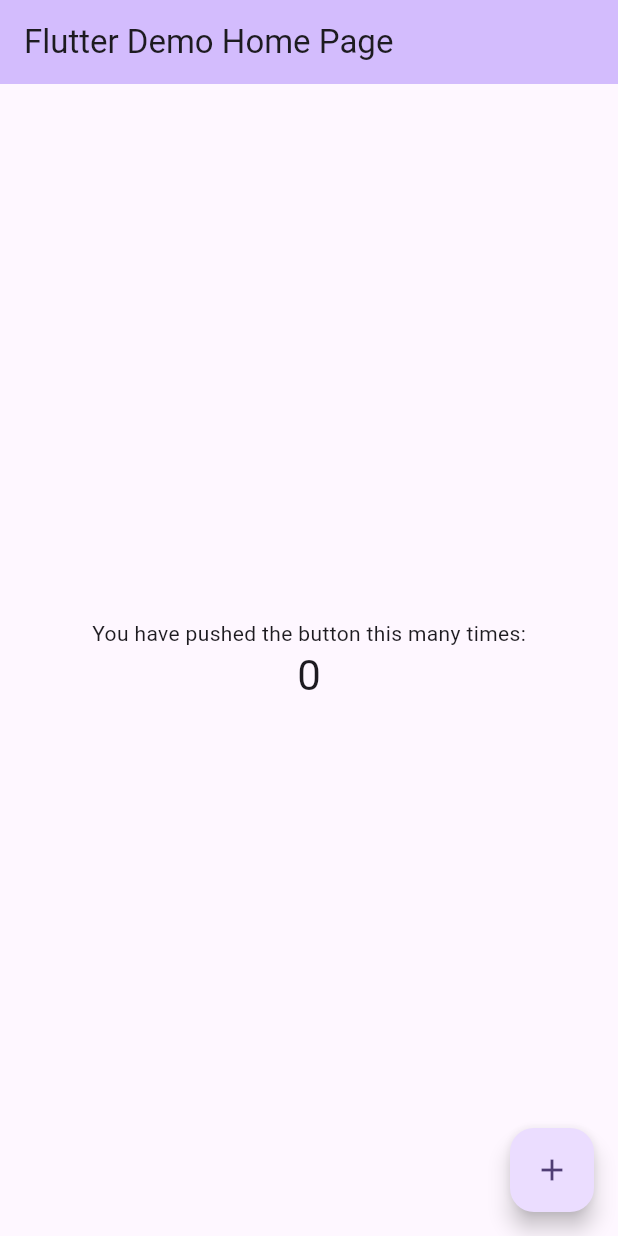
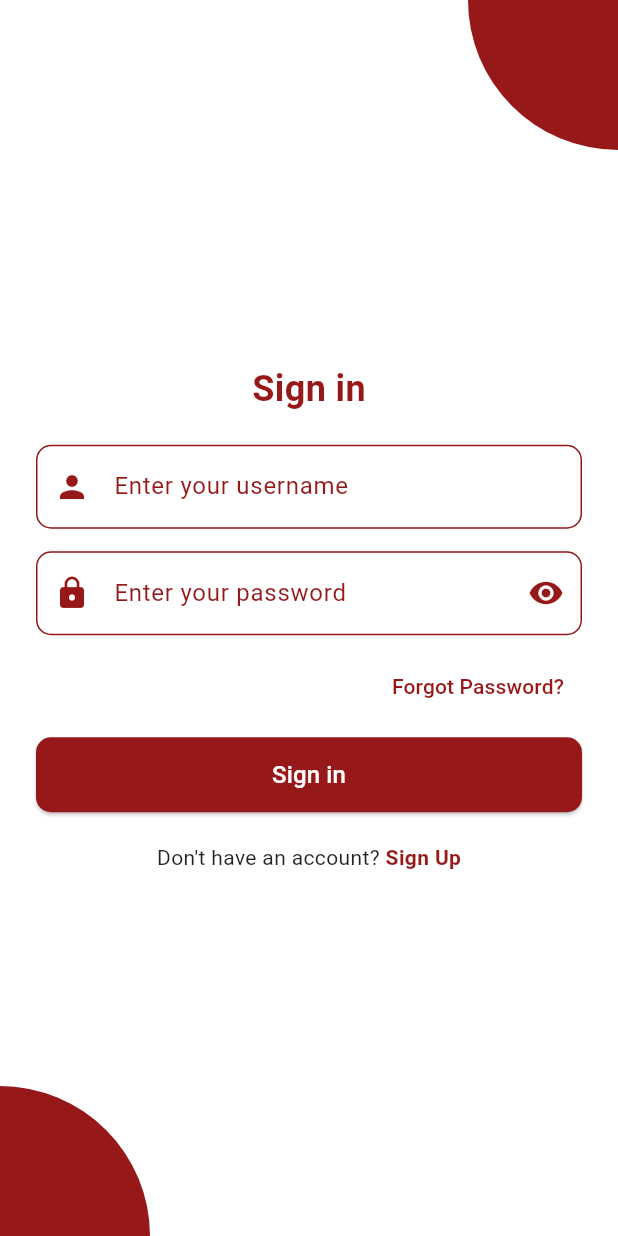
Before and after one commit to EddyKubwimana/ashesi_meal_plan, a Flutter app: the screen it shows after launch, on a phone screen of 412 x 824 dp. Run offline on Flutter 3.47's test engine with Material 3 defaults, Android fonts, the phone set to English and light mode, and no system bars.

Commit message:
updating the pages

```diff
--- a/lib/main.dart
+++ b/lib/main.dart
@@ -1,4 +1,8 @@
 import 'package:flutter/material.dart';
+import 'package:ashesi_meal_plan/screens/welcome.dart';
+import 'package:ashesi_meal_plan/screens/login.dart';
+import 'package:ashesi_meal_plan/screens/register.dart';
+import 'package:ashesi_meal_plan/repositories/theme.dart';
 
 void main() {
   runApp(const MyApp());
@@ -7,119 +11,15 @@
 class MyApp extends StatelessWidget {
   const MyApp({super.key});
 
-  // This widget is the root of your application.
   @override
   Widget build(BuildContext context) {
     return MaterialApp(
-      title: 'Flutter Demo',
-      theme: ThemeData(
-        // This is the theme of your application.
-        //
-        // TRY THIS: Try running your application with "flutter run". You'll see
-        // the application has a purple toolbar. Then, without quitting the app,
-        // try changing the seedColor in the colorScheme below to Colors.green
-        // and then invoke "hot reload" (save your changes or press the "hot
-        // reload" button in a Flutter-supported IDE, or press "r" if you used
-        // the command line to start the app).
-        //
-        // Notice that the counter didn't reset back to zero; the application
-        // state is not lost during the reload. To reset the state, use hot
-        // restart instead.
-        //
-        // This works for code too, not just values: Most code changes can be
-        // tested with just a hot reload.
-        colorScheme: ColorScheme.fromSeed(seedColor: Colors.deepPurple),
-        useMaterial3: true,
-      ),
-      home: const MyHomePage(title: 'Flutter Demo Home Page'),
+      title: 'Meal Plan',
+      theme: AppTheme.lightTheme, // Apply light theme
+      darkTheme: AppTheme.darkTheme, // Apply dark theme
+      themeMode: ThemeMode.system, // Auto switch based on device settings
+      home: const SignInScreen(), // Correct placement of home
+      debugShowCheckedModeBanner: false, // Optional: Removes debug banner
     );
   }
 }
-
-class MyHomePage extends StatefulWidget {
-  const MyHomePage({super.key, required this.title});
-
-  // This widget is the home page of your application. It is stateful, meaning
-  // that it has a State object (defined below) that contains fields that affect
-  // how it looks.
-
-  // This class is the configuration for the state. It holds the values (in this
-  // case the title) provided by the parent (in this case the App widget) and
-  // used by the build method of the State. Fields in a Widget subclass are
-  // always marked "final".
-
-  final String title;
-
-  @override
-  State<MyHomePage> createState() => _MyHomePageState();
-}
-
-class _MyHomePageState extends State<MyHomePage> {
-  int _counter = 0;
-
-  void _incrementCounter() {
-    setState(() {
-      // This call to setState tells the Flutter framework that something has
-      // changed in this State, which causes it to rerun the build method below
-      // so that the display can reflect the updated values. If we changed
-      // _counter without calling setState(), then the build method would not be
-      // called again, and so nothing would appear to happen.
-      _counter++;
-    });
-  }
-
-  @override
-  Widget build(BuildContext context) {
-    // This method is rerun every time setState is called, for instance as done
-    // by the _incrementCounter method above.
-    //
-    // The Flutter framework has been optimized to make rerunning build methods
-    // fast, so that you can just rebuild anything that needs updating rather
-    // than having to individually change instances of widgets.
-    return Scaffold(
-      appBar: AppBar(
-        // TRY THIS: Try changing the color here to a specific color (to
-        // Colors.amber, perhaps?) and trigger a hot reload to see the AppBar
-        // change color while the other colors stay the same.
-        backgroundColor: Theme.of(context).colorScheme.inversePrimary,
-        // Here we take the value from the MyHomePage object that was created by
-        // the App.build method, and use it to set our appbar title.
-        title: Text(widget.title),
-      ),
-      body: Center(
-        // Center is a layout widget. It takes a single child and positions it
-        // in the middle of the parent.
-        child: Column(
-          // Column is also a layout widget. It takes a list of children and
-          // arranges them vertically. By default, it sizes itself to fit its
-          // children horizontally, and tries to be as tall as its parent.
-          //
-          // Column has various properties to control how it sizes itself and
-          // how it positions its children. Here we use mainAxisAlignment to
-          // center the children vertically; the main axis here is the vertical
-          // axis because Columns are vertical (the cross axis would be
-          // horizontal).
-          //
-          // TRY THIS: Invoke "debug painting" (choose the "Toggle Debug Paint"
-          // action in the IDE, or press "p" in the console), to see the
-          // wireframe for each widget.
-          mainAxisAlignment: MainAxisAlignment.center,
-          children: <Widget>[
-            const Text(
-              'You have pushed the button this many times:',
-            ),
-            Text(
-              '$_counter',
-              style: Theme.of(context).textTheme.headlineMedium,
-            ),
-          ],
-        ),
-      ),
-      floatingActionButton: FloatingActionButton(
-        onPressed: _incrementCounter,
-        tooltip: 'Increment',
-        child: const Icon(Icons.add),
-      ), // This trailing comma makes auto-formatting nicer for build methods.
-    );
-  }
-}
--- /dev/null
+++ b/lib/repositories/theme.dart
@@ -0,0 +1,68 @@
+import 'package:flutter/material.dart';
+
+class AppTheme {
+  // Primary color (Your custom red color)
+  static const Color primaryColor = Color(0xFF961818);
+
+  // Light Theme
+  static final ThemeData lightTheme = ThemeData(
+    primaryColor: primaryColor,
+    scaffoldBackgroundColor: Colors.white,
+    appBarTheme: const AppBarTheme(
+      backgroundColor: primaryColor,
+      titleTextStyle: TextStyle(
+          color: Colors.white, fontSize: 20, fontWeight: FontWeight.bold),
+      iconTheme: IconThemeData(color: Colors.white),
+    ),
+    textTheme: const TextTheme(
+      bodyLarge: TextStyle(color: Colors.black, fontSize: 16),
+      bodyMedium: TextStyle(color: Colors.black87, fontSize: 14),
+    ),
+    inputDecorationTheme: InputDecorationTheme(
+      focusedBorder: OutlineInputBorder(
+        borderSide: BorderSide(color: primaryColor, width: 2),
+      ),
+      enabledBorder: OutlineInputBorder(
+        borderSide: BorderSide(color: Colors.black26, width: 1),
+      ),
+    ),
+    elevatedButtonTheme: ElevatedButtonThemeData(
+      style: ElevatedButton.styleFrom(
+        backgroundColor: primaryColor,
+        foregroundColor: Colors.white,
+        shape: RoundedRectangleBorder(borderRadius: BorderRadius.circular(8)),
+      ),
+    ),
+  );
+
+  // Dark Theme
+  static final ThemeData darkTheme = ThemeData(
+    primaryColor: primaryColor,
+    scaffoldBackgroundColor: Colors.black,
+    appBarTheme: const AppBarTheme(
+      backgroundColor: primaryColor,
+      titleTextStyle: TextStyle(
+          color: Colors.white, fontSize: 20, fontWeight: FontWeight.bold),
+      iconTheme: IconThemeData(color: Colors.white),
+    ),
+    textTheme: const TextTheme(
+      bodyLarge: TextStyle(color: Colors.white, fontSize: 16),
+      bodyMedium: TextStyle(color: Colors.white70, fontSize: 14),
+    ),
+    inputDecorationTheme: InputDecorationTheme(
+      focusedBorder: OutlineInputBorder(
+        borderSide: BorderSide(color: primaryColor, width: 2),
+      ),
+      enabledBorder: OutlineInputBorder(
+        borderSide: BorderSide(color: Colors.white54, width: 1),
+      ),
+    ),
+    elevatedButtonTheme: ElevatedButtonThemeData(
+      style: ElevatedButton.styleFrom(
+        backgroundColor: primaryColor,
+        foregroundColor: Colors.white,
+        shape: RoundedRectangleBorder(borderRadius: BorderRadius.circular(8)),
+      ),
+    ),
+  );
+}
--- a/lib/screens/login.dart
+++ b/lib/screens/login.dart
@@ -0,0 +1,154 @@
+import 'package:flutter/material.dart';
+import 'package:ashesi_meal_plan/repositories/theme.dart';
+
+class SignInScreen extends StatelessWidget {
+  const SignInScreen({super.key});
+
+  @override
+  Widget build(BuildContext context) {
+    return Scaffold(
+      backgroundColor: Colors.white,
+      body: Stack(
+        children: [
+          // Top Right Circle
+          Positioned(
+            top: -100,
+            right: -100,
+            child: Container(
+              height: 200,
+              width: 200,
+              decoration: const BoxDecoration(
+                color: AppTheme.primaryColor,
+                shape: BoxShape.circle,
+              ),
+            ),
+          ),
+          // Bottom Left Circle
+          Positioned(
+            bottom: -100,
+            left: -100,
+            child: Container(
+              height: 200,
+              width: 200,
+              decoration: const BoxDecoration(
+                color: AppTheme.primaryColor,
+                shape: BoxShape.circle,
+              ),
+            ),
+          ),
+          Padding(
+            padding: const EdgeInsets.symmetric(horizontal: 24),
+            child: Column(
+              mainAxisAlignment: MainAxisAlignment.center,
+              crossAxisAlignment: CrossAxisAlignment.center,
+              children: [
+                const Text(
+                  'Sign in',
+                  style: TextStyle(
+                    fontSize: 24,
+                    fontWeight: FontWeight.bold,
+                    color: AppTheme.primaryColor,
+                  ),
+                ),
+                const SizedBox(height: 20),
+                CustomTextField(
+                  hintText: "Enter your username",
+                  icon: Icons.person,
+                ),
+                const SizedBox(height: 15),
+                CustomTextField(
+                  hintText: "Enter your password",
+                  icon: Icons.lock,
+                  isPassword: true,
+                ),
+                const SizedBox(height: 10),
+                Align(
+                  alignment: Alignment.centerRight,
+                  child: TextButton(
+                    onPressed: () {},
+                    child: const Text(
+                      "Forgot Password?",
+                      style:
+                          TextStyle(color: AppTheme.primaryColor, fontSize: 14),
+                    ),
+                  ),
+                ),
+                const SizedBox(height: 10),
+                SizedBox(
+                  width: double.infinity,
+                  height: 50,
+                  child: ElevatedButton(
+                    style: ElevatedButton.styleFrom(
+                      backgroundColor: AppTheme.primaryColor,
+                      shape: RoundedRectangleBorder(
+                        borderRadius: BorderRadius.circular(10),
+                      ),
+                    ),
+                    onPressed: () {},
+                    child: const Text(
+                      "Sign in",
+                      style: TextStyle(fontSize: 16, color: Colors.white),
+                    ),
+                  ),
+                ),
+                const SizedBox(height: 20),
+                Row(
+                  mainAxisAlignment: MainAxisAlignment.center,
+                  children: [
+                    const Text("Don't have an account? "),
+                    GestureDetector(
+                      onTap: () {},
+                      child: const Text(
+                        "Sign Up",
+                        style: TextStyle(
+                          fontWeight: FontWeight.bold,
+                          color: AppTheme.primaryColor,
+                        ),
+                      ),
+                    ),
+                  ],
+                ),
+              ],
+            ),
+          ),
+        ],
+      ),
+    );
+  }
+}
+
+class CustomTextField extends StatelessWidget {
+  final String hintText;
+  final IconData icon;
+  final bool isPassword;
+
+  const CustomTextField({
+    super.key,
+    required this.hintText,
+    required this.icon,
+    this.isPassword = false,
+  });
+
+  @override
+  Widget build(BuildContext context) {
+    return TextField(
+      obscureText: isPassword,
+      decoration: InputDecoration(
+        prefixIcon: Icon(icon, color: AppTheme.primaryColor),
+        suffixIcon: isPassword
+            ? const Icon(Icons.visibility, color: AppTheme.primaryColor)
+            : null,
+        hintText: hintText,
+        hintStyle: const TextStyle(color: AppTheme.primaryColor),
+        focusedBorder: OutlineInputBorder(
+          borderSide: const BorderSide(color: AppTheme.primaryColor),
+          borderRadius: BorderRadius.circular(10),
+        ),
+        enabledBorder: OutlineInputBorder(
+          borderSide: const BorderSide(color: AppTheme.primaryColor),
+          borderRadius: BorderRadius.circular(10),
+        ),
+      ),
+    );
+  }
+}
--- a/lib/screens/welcome.dart
+++ b/lib/screens/welcome.dart
@@ -0,0 +1,75 @@
+import 'package:flutter/material.dart';
+import 'package:ashesi_meal_plan/repositories/theme.dart';
+
+class MyApp extends StatelessWidget {
+  const MyApp({super.key});
+
+  @override
+  Widget build(BuildContext context) {
+    return MaterialApp(
+      debugShowCheckedModeBanner: false,
+      home: const WelcomeScreen(),
+    );
+  }
+}
+
+class WelcomeScreen extends StatelessWidget {
+  const WelcomeScreen({super.key});
+
+  @override
+  Widget build(BuildContext context) {
+    return Scaffold(
+      backgroundColor: Colors.white,
+      body: Stack(
+        children: [
+          // Top Right Circle
+          Positioned(
+            top: -100,
+            right: -100,
+            child: Container(
+              height: 200,
+              width: 200,
+              decoration: const BoxDecoration(
+                color: AppTheme.primaryColor,
+                shape: BoxShape.circle,
+              ),
+            ),
+          ),
+          // Bottom Left Circle
+          Positioned(
+            bottom: -100,
+            left: -100,
+            child: Container(
+              height: 200,
+              width: 200,
+              decoration: const BoxDecoration(
+                color: AppTheme.primaryColor,
+                shape: BoxShape.circle,
+              ),
+            ),
+          ),
+          Center(
+            child: Column(
+              mainAxisSize: MainAxisSize.min,
+              children: [
+                Image.asset(
+                  'assets/ashesi_logo.webp',
+                  width: 100,
+                ),
+                const SizedBox(height: 10),
+                const Text(
+                  'ASHESI UNIVERSITY',
+                  style: TextStyle(
+                    fontSize: 20,
+                    fontWeight: FontWeight.bold,
+                    color: Colors.red,
+                  ),
+                ),
+              ],
+            ),
+          ),
+        ],
+      ),
+    );
+  }
+}
```
